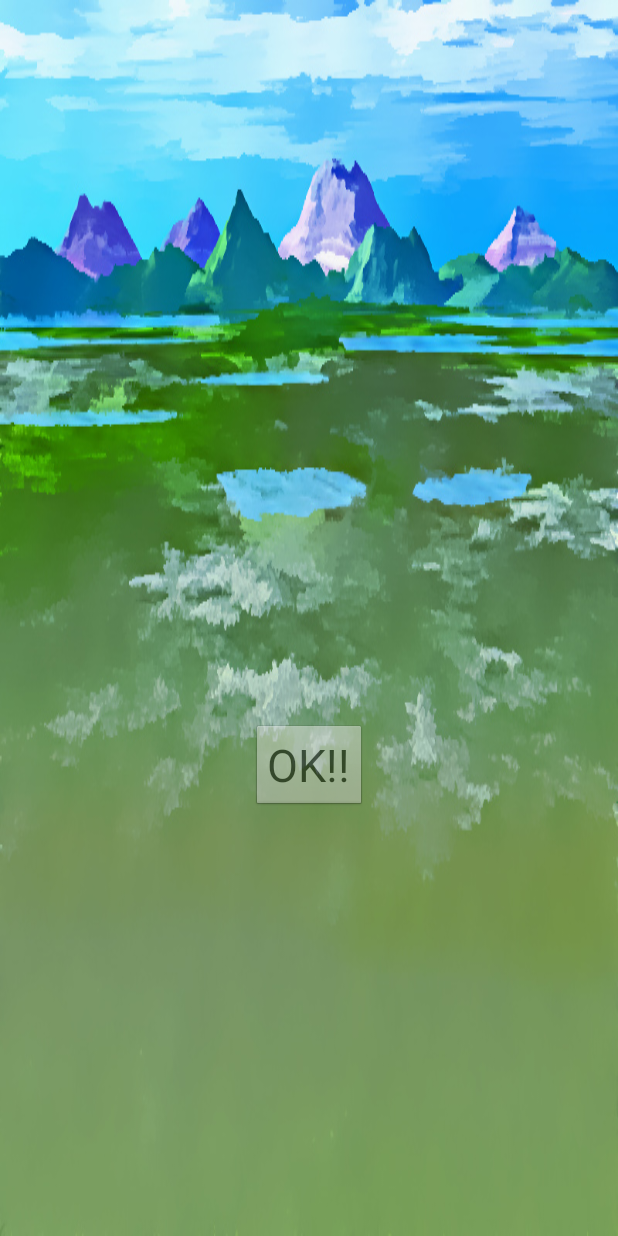
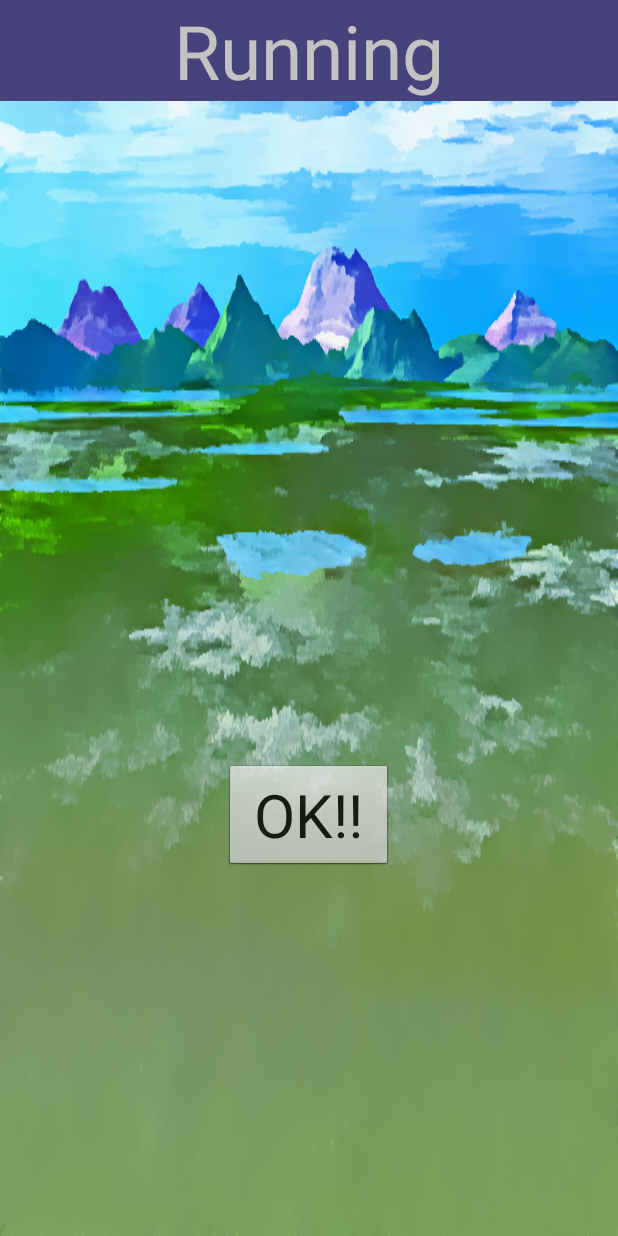
Before and after one commit to naname050505/ringfitADV, an Android app: the layout activity_predescription.xml on its own in the app's theme, with its tools: preview values and no code run, on a phone screen of 412 x 824 dp. Run offline under Robolectric (Android 15) with nearby library versions, the phone set to English and light mode, and no system bars.

Commit message:
atoha setumeibunn to sensor set

```diff
--- a/app/src/main/java/com/example/android/accelerometerplay/SubActivity.java
+++ b/app/src/main/java/com/example/android/accelerometerplay/SubActivity.java
@@ -23,6 +23,7 @@ import android.widget.TextView;
 
 import java.util.ArrayList;
 import java.util.List;
+import java.util.TreeMap;
 import java.util.concurrent.Executors;
 import java.util.concurrent.ScheduledExecutorService;
 import java.util.concurrent.TimeUnit;
@@ -259,15 +260,18 @@ public class SubActivity extends Activity {
 
         final ImageView imageView_pre  = this.findViewById(R.id.enemy_view);
         final ImageView actionView_pre = this.findViewById(R.id.action_description);
-        //imageView_pre.setImageResource(R.drawable.enemy015a);
+        final TextView actionName      = this.findViewById(R.id.action_description_text);
         switch (Integer.valueOf(_msg)) {
             case 1:
+                actionName.setText(R.string.activity1);
                 actionView_pre.setImageResource(R.drawable.human_default1);
                 break;
             case 2:
+                actionName.setText(R.string.activity2);
                 actionView_pre.setImageResource(R.drawable.squwat);
                 break;
             case 3:
+                actionName.setText(R.string.activity3);
                 actionView_pre.setImageResource(R.drawable.swing);
                 break;
         }
--- a/app/src/main/res/layout/activity_predescription.xml
+++ b/app/src/main/res/layout/activity_predescription.xml
@@ -14,6 +14,18 @@
         android:layout_height="match_parent"
         android:orientation="vertical"
         tools:ignore="MissingConstraints">
+
+        <TextView
+            android:id="@+id/action_description_text"
+            android:layout_width="match_parent"
+            android:layout_height="wrap_content"
+            android:orientation="horizontal"
+            android:text="@string/activity1"
+            android:background="#CC00004f"
+            android:layout_gravity="top"
+            android:gravity="center"
+            android:textSize="50dp"
+            android:alpha="0.9" />
 
         <FrameLayout
             android:layout_width="match_parent"
@@ -37,10 +49,12 @@
                 android:layout_gravity="center"
                 android:layout_marginTop="100dp"
                 android:layout_marginBottom="0dp"
-                    android:alpha="0.5"
+                android:paddingStart="20dp"
+                android:paddingEnd="20dp"
+                android:alpha="0.8"
                 android:orientation="horizontal"
                 android:text="@string/set_return"
-                    android:textSize="30sp"
+                android:textSize="40dp"
                 app:layout_constraintRight_toRightOf="parent"
                 app:layout_constraintTop_toTopOf="parent" />
         </FrameLayout>
--- a/app/src/main/res/values/strings.xml
+++ b/app/src/main/res/values/strings.xml
@@ -2,7 +2,7 @@
 <resources>
     <string name="app_name">AccelerometerPlay</string>
     <string name="sub">Sub Activity</string>
-    <string name="activity1">a</string>
+    <string name="activity1">Running</string>
     <string name="activity2">Squat</string>
     <string name="activity3">Swing</string>
     <string name="confirm">トレーニングする</string>
@@ -12,7 +12,8 @@
     <string name="give_up">ぽっちゃリーマン</string>
     <string name="dash_count">0</string>
 
-    <string name="a_talk1">  飲み会ばかりで体重が気になるよ〜</string>
+    <string name="a_talk1">  運動しないし,お酒飲んでばっかりで\n
+                             体重が気になるよ〜</string>
     <string name="b_talk1">  ハローマッスル!! ところで君の段腹は\n
                             いったい何個に割れてんだい??</string>
     <string name="a_talk2">  き,君は!?!?</string>
```
Also changed, not shown: app/src/main/res/layout/activity_sub3.xml (+6 -6 lines), 61 other files. Lines whose indentation alone changed are shown as unchanged.
